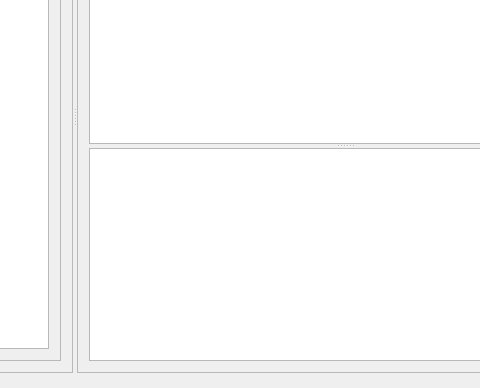
Before: the Qt Designer form QCTrader/CTAStrategyManager.ui in yuanhuei/trader, drawn with Qt 5; both pictures show x 292 to 772 and y 155 to 543 of the 916 by 543 pixel window.
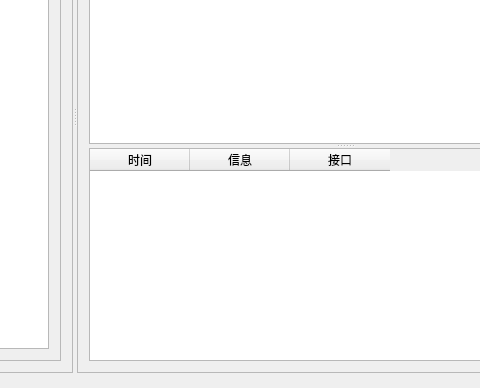
After: the same form once the commit is applied.

Diff of the .ui file:
```diff
--- a/QCTrader/CTAStrategyManager.ui
+++ b/QCTrader/CTAStrategyManager.ui
@@ -189,7 +189,23 @@
           </layout>
          </widget>
          <widget class="QTableView" name="tableView_2"/>
-         <widget class="QTableView" name="tableView_3"/>
+         <widget class="QTableWidget" name="tableWidget_3">
+          <column>
+           <property name="text">
+            <string>时间</string>
+           </property>
+          </column>
+          <column>
+           <property name="text">
+            <string>信息</string>
+           </property>
+          </column>
+          <column>
+           <property name="text">
+            <string>接口</string>
+           </property>
+          </column>
+         </widget>
         </widget>
        </item>
       </layout>
```
